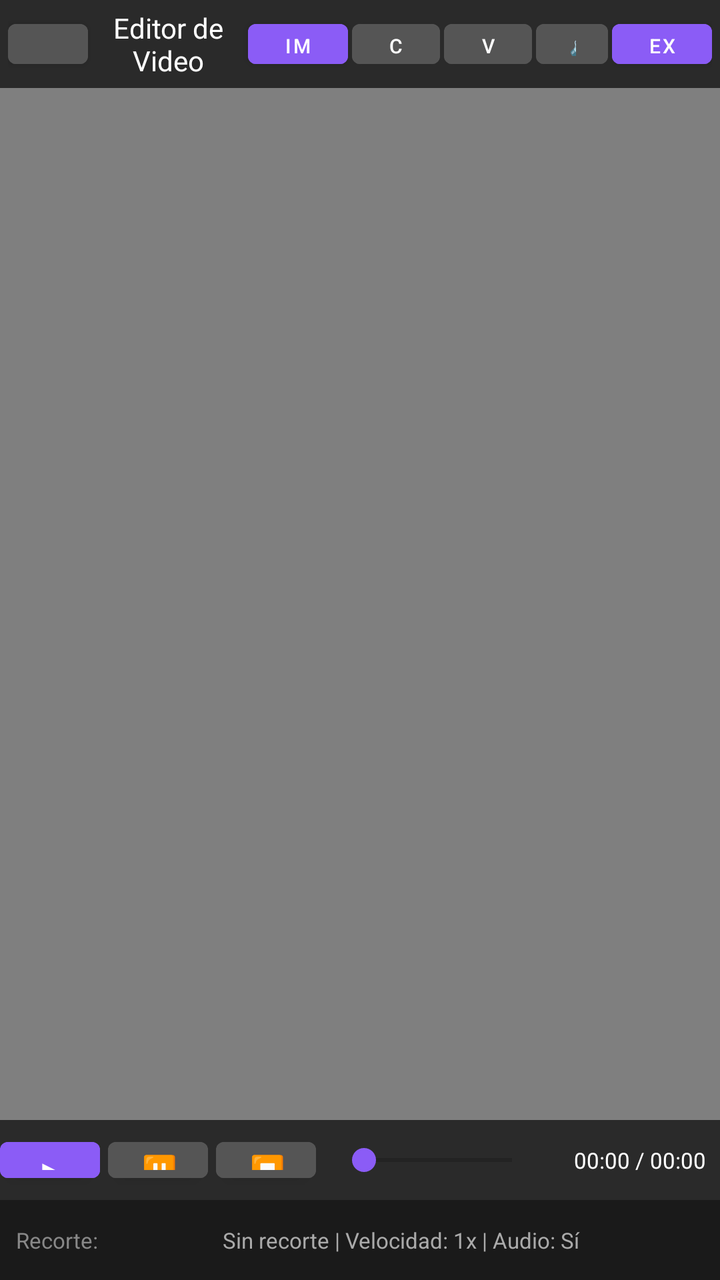
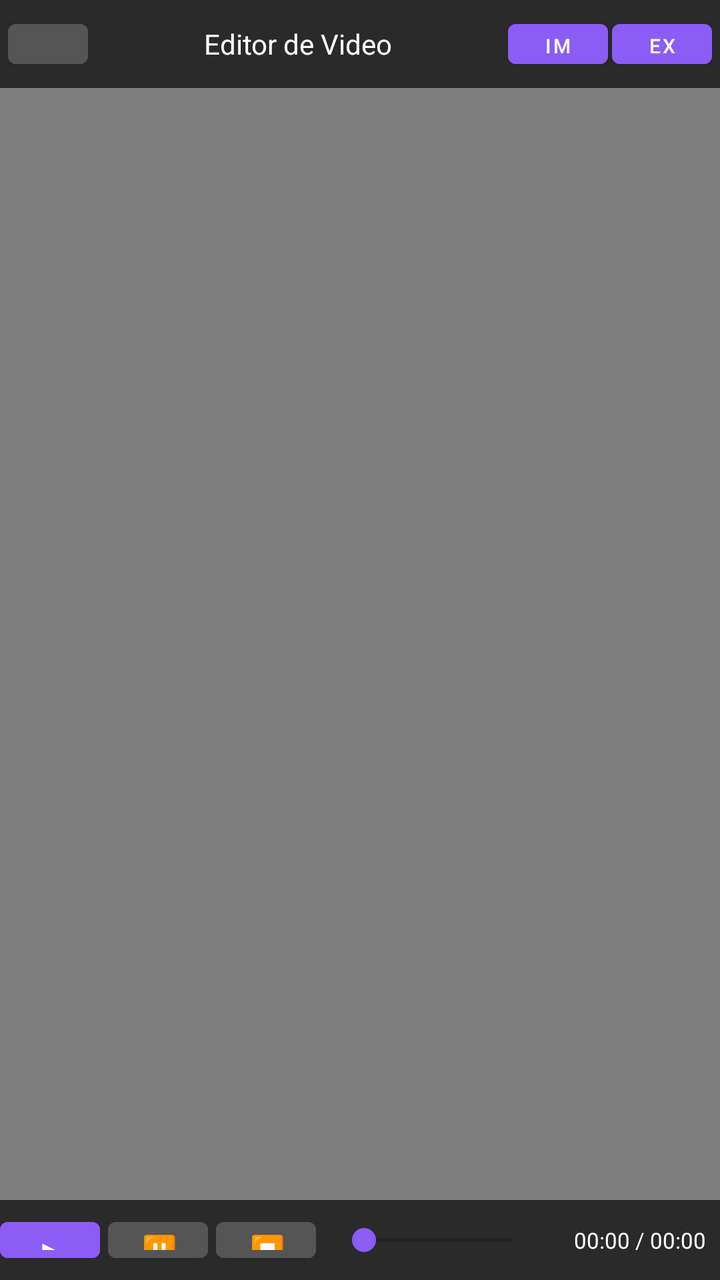

The first picture is an Android layout as it rendered before a commit; the second is the same layout after the commit. The layout source and the unified diff follow.
<!-- AndroidManifest.xml: application theme Theme.Creador360 -->
<!-- res/layout/activity_video_editor.xml -->
<?xml version="1.0" encoding="utf-8"?>
<LinearLayout xmlns:android="http://schemas.android.com/apk/res/android"
    android:layout_width="match_parent"
    android:layout_height="match_parent"
    android:orientation="vertical"
    android:background="#1A1A1A">

    <LinearLayout
        android:layout_width="match_parent"
        android:layout_height="44dp"
        android:background="#2A2A2A"
        android:gravity="center_vertical"
        android:orientation="horizontal"
        android:paddingHorizontal="4dp">

        <Button android:id="@+id/btnBack" android:layout_width="40dp" android:layout_height="32dp" android:text="←" android:textSize="16sp" android:backgroundTint="#555555" android:minWidth="0dp" />
        <TextView android:layout_width="0dp" android:layout_height="wrap_content" android:layout_weight="1" android:text="Editor de Video" android:textColor="#FFFFFF" android:textSize="14sp" android:gravity="center" />
        <Button android:id="@+id/btnImport" android:layout_width="50dp" android:layout_height="32dp" android:text="Import" android:textSize="10sp" android:backgroundTint="#8B5CF6" android:minWidth="0dp" />
        <Button android:id="@+id/btnTrim" android:layout_width="44dp" android:layout_height="32dp" android:text="Cortar" android:textSize="10sp" android:layout_marginStart="2dp" android:backgroundTint="#555555" android:minWidth="0dp" />
        <Button android:id="@+id/btnSpeed" android:layout_width="44dp" android:layout_height="32dp" android:text="Veloc." android:textSize="10sp" android:layout_marginStart="2dp" android:backgroundTint="#555555" android:minWidth="0dp" />
        <Button android:id="@+id/btnMute" android:layout_width="36dp" android:layout_height="32dp" android:text="🔊" android:textSize="10sp" android:layout_marginStart="2dp" android:backgroundTint="#555555" android:minWidth="0dp" />
        <Button android:id="@+id/btnExport" android:layout_width="50dp" android:layout_height="32dp" android:text="Exp." android:textSize="10sp" android:layout_marginStart="2dp" android:backgroundTint="#8B5CF6" android:minWidth="0dp" />
    </LinearLayout>

    <VideoView
        android:id="@+id/videoPreview"
        android:layout_width="match_parent"
        android:layout_height="0dp"
        android:layout_weight="1"
        android:background="#000000" />

    <LinearLayout
        android:layout_width="match_parent"
        android:layout_height="40dp"
        android:background="#2A2A2A"
        android:gravity="center"
        android:orientation="horizontal">

        <Button android:id="@+id/btnPlay" android:layout_width="50dp" android:layout_height="30dp" android:text="▶" android:textSize="14sp" android:backgroundTint="#8B5CF6" android:minWidth="0dp" />
        <Button android:id="@+id/btnPause" android:layout_width="50dp" android:layout_height="30dp" android:text="⏸" android:textSize="14sp" android:backgroundTint="#555555" android:minWidth="0dp" android:layout_marginStart="4dp" />
        <Button android:id="@+id/btnStop" android:layout_width="50dp" android:layout_height="30dp" android:text="⏹" android:textSize="14sp" android:backgroundTint="#555555" android:minWidth="0dp" android:layout_marginStart="4dp" />

        <SeekBar
            android:id="@+id/seekBar"
            android:layout_width="0dp"
            android:layout_height="wrap_content"
            android:layout_weight="1"
            android:layout_marginHorizontal="8dp" />

        <TextView
            android:id="@+id/tvTime"
            android:layout_width="80dp"
            android:layout_height="wrap_content"
            android:text="00:00 / 00:00"
            android:textColor="#FFFFFF"
            android:textSize="11sp"
            android:gravity="center" />
    </LinearLayout>

    <LinearLayout
        android:layout_width="match_parent"
        android:layout_height="40dp"
        android:background="#1A1A1A"
        android:gravity="center"
        android:orientation="horizontal"
        android:paddingHorizontal="8dp">

        <TextView
            android:layout_width="wrap_content"
            android:layout_height="wrap_content"
            android:text="Recorte:"
            android:textColor="#888888"
            android:textSize="11sp" />

        <TextView
            android:id="@+id/tvTrimInfo"
            android:layout_width="0dp"
            android:layout_height="wrap_content"
            android:layout_weight="1"
            android:text="Sin recorte | Velocidad: 1x | Audio: Sí"
            android:textColor="#AAAAAA"
            android:textSize="11sp"
            android:gravity="center" />
    </LinearLayout>
</LinearLayout>
<!-- resources referenced by this layout -->
<resources>
  <style name="Theme.Creador360" parent="Theme.MaterialComponents.DayNight.NoActionBar">
          <item name="colorPrimary">#8B5CF6</item>
          <item name="colorPrimaryVariant">#7C3AED</item>
          <item name="colorOnPrimary">#FFFFFF</item>
          <item name="colorSecondary">#8B5CF6</item>
          <item name="colorSurface">#FFFFFF</item>
          <item name="colorOnSurface">#333333</item>
          <item name="android:colorBackground">#FAFAFA</item>
          <item name="android:statusBarColor">#FAFAFA</item>
          <item name="android:navigationBarColor">#FFFFFF</item>
      </style>
</resources>

<!-- the commit's change to res/layout/activity_video_editor.xml (unified diff, before → after) -->
@@ -16,9 +16,6 @@
         <Button android:id="@+id/btnBack" android:layout_width="40dp" android:layout_height="32dp" android:text="←" android:textSize="16sp" android:backgroundTint="#555555" android:minWidth="0dp" />
         <TextView android:layout_width="0dp" android:layout_height="wrap_content" android:layout_weight="1" android:text="Editor de Video" android:textColor="#FFFFFF" android:textSize="14sp" android:gravity="center" />
         <Button android:id="@+id/btnImport" android:layout_width="50dp" android:layout_height="32dp" android:text="Import" android:textSize="10sp" android:backgroundTint="#8B5CF6" android:minWidth="0dp" />
-        <Button android:id="@+id/btnTrim" android:layout_width="44dp" android:layout_height="32dp" android:text="Cortar" android:textSize="10sp" android:layout_marginStart="2dp" android:backgroundTint="#555555" android:minWidth="0dp" />
-        <Button android:id="@+id/btnSpeed" android:layout_width="44dp" android:layout_height="32dp" android:text="Veloc." android:textSize="10sp" android:layout_marginStart="2dp" android:backgroundTint="#555555" android:minWidth="0dp" />
-        <Button android:id="@+id/btnMute" android:layout_width="36dp" android:layout_height="32dp" android:text="🔊" android:textSize="10sp" android:layout_marginStart="2dp" android:backgroundTint="#555555" android:minWidth="0dp" />
         <Button android:id="@+id/btnExport" android:layout_width="50dp" android:layout_height="32dp" android:text="Exp." android:textSize="10sp" android:layout_marginStart="2dp" android:backgroundTint="#8B5CF6" android:minWidth="0dp" />
     </LinearLayout>
 
@@ -56,30 +53,4 @@
             android:textSize="11sp"
             android:gravity="center" />
     </LinearLayout>
-
-    <LinearLayout
-        android:layout_width="match_parent"
-        android:layout_height="40dp"
-        android:background="#1A1A1A"
-        android:gravity="center"
-        android:orientation="horizontal"
-        android:paddingHorizontal="8dp">
-
-        <TextView
-            android:layout_width="wrap_content"
-            android:layout_height="wrap_content"
-            android:text="Recorte:"
-            android:textColor="#888888"
-            android:textSize="11sp" />
-
-        <TextView
-            android:id="@+id/tvTrimInfo"
-            android:layout_width="0dp"
-            android:layout_height="wrap_content"
-            android:layout_weight="1"
-            android:text="Sin recorte | Velocidad: 1x | Audio: Sí"
-            android:textColor="#AAAAAA"
-            android:textSize="11sp"
-            android:gravity="center" />
-    </LinearLayout>
 </LinearLayout>
